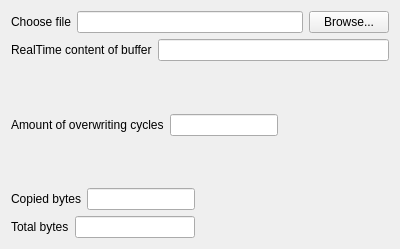
This is multhreadcp/widget.ui in QueerDeer/uni-exercises as Qt 5 draws it before an edit. The edited form follows.
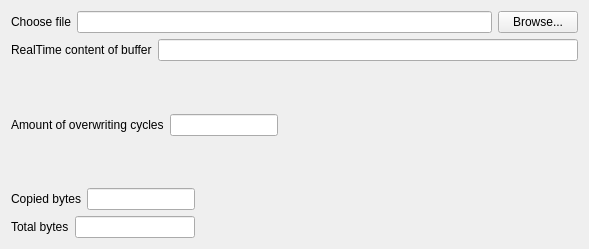
This is the edited form.

What changed in the file:
```diff
--- a/multhreadcp/widget.ui
+++ b/multhreadcp/widget.ui
@@ -6,7 +6,7 @@
    <rect>
     <x>0</x>
     <y>0</y>
-    <width>400</width>
+    <width>589</width>
     <height>249</height>
    </rect>
   </property>
```
Left out of the diff: 94 changed lines with no effect on the pictures.
